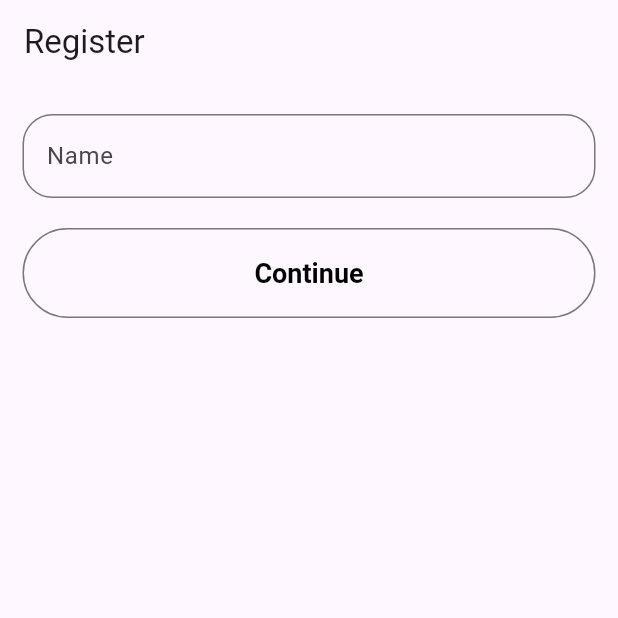
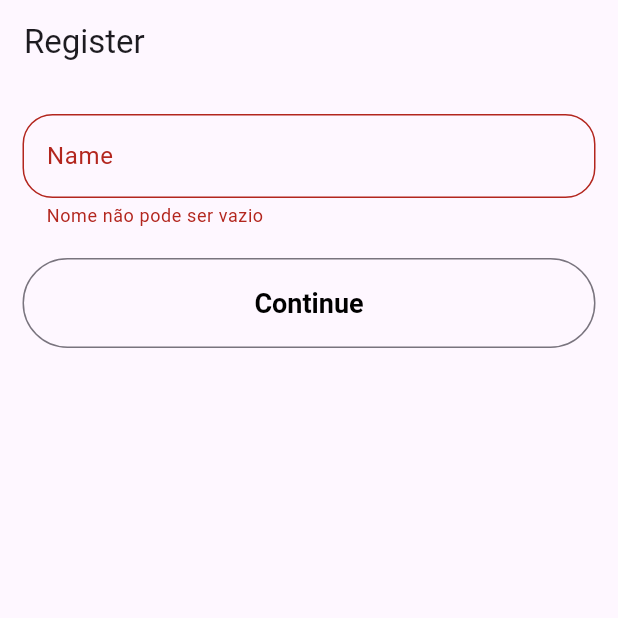
Before and after one commit to GilsonAndre/form_validade, a Flutter app: the screen it shows after launch, after a tap on "Continue", on a phone screen of 412 x 824 dp, the top half of it. Run offline on Flutter 3.47's test engine with Material 3 defaults, Android fonts, the phone set to English and light mode, and no system bars.

```diff
--- a/lib/main.dart
+++ b/lib/main.dart
@@ -14,7 +14,7 @@ class MyApp extends StatelessWidget {
     final ThemeApp themeApp = ThemeApp();
     return MaterialApp(
       theme: themeApp.themeLight,
-      home: const RegisterPage(),
+      home:  RegisterPage(),
     );
   }
 }
--- a/lib/register_page.dart
+++ b/lib/register_page.dart
@@ -2,29 +2,34 @@ import 'package:flutter/material.dart';
 import 'package:form_validade/resources/strings.dart';
 
 class RegisterPage extends StatelessWidget {
-  const RegisterPage({super.key});
-
+  RegisterPage({super.key});
+  final formKey = GlobalKey<FormState>();
   @override
   Widget build(BuildContext context) {
-    final _formKey = GlobalKey<FormState>();
     return Scaffold(
       appBar: AppBar(
         title: const Text(Strings.register),
       ),
       body: SingleChildScrollView(
-        child: Form(
-          key: _formKey,
-          child: Padding(
-            padding: const EdgeInsets.symmetric(horizontal: 15.0),
+        child: Padding(
+          padding: const EdgeInsets.symmetric(horizontal: 15.0),
+          child: Form(
+            key: formKey,
             child: Column(
               children: [
                 const SizedBox(height: 20),
                 TextFormField(
-                  autocorrect: true,
+                  autovalidateMode: AutovalidateMode.onUserInteraction,
                   decoration: const InputDecoration(
                     hintText: Strings.hintName,
                     label: Text(Strings.hintName),
                   ),
+                  validator: (value) {
+                    if (value!.isEmpty) {
+                      return 'Nome não pode ser vazio';
+                    }
+                    return null;
+                  },
                 ),
                 const SizedBox(height: 20),
                 SizedBox(
@@ -32,13 +37,12 @@ class RegisterPage extends StatelessWidget {
                   height: 60,
                   child: OutlinedButton(
                     onPressed: () {
-                      if (_formKey.currentState!.validate()) {
-                        print('Valid');
-                      } else {
-                        print('Invalid');
-                      }
+                      formKey.currentState!.validate();
                     },
-                    child: const Text(Strings.buttonContinue, style: TextStyle(color: Colors.black),),
+                    child: const Text(
+                      Strings.buttonContinue,
+                      style: TextStyle(color: Colors.black),
+                    ),
                   ),
                 ),
               ],
--- a/pubspec.yaml
+++ b/pubspec.yaml
@@ -45,7 +45,7 @@ dev_dependencies:
   # activated in the `analysis_options.yaml` file located at the root of your
   # package. See that file for information about deactivating specific lint
   # rules and activating additional ones.
-  flutter_lints: ^4.0.0
+  flutter_lints: ^5.0.0
 
 # For information on the generic Dart part of this file, see the
 # following page: https://dart.dev/tools/pub/pubspec
```
Also changed, not shown: pubspec.lock, 1 other file.
